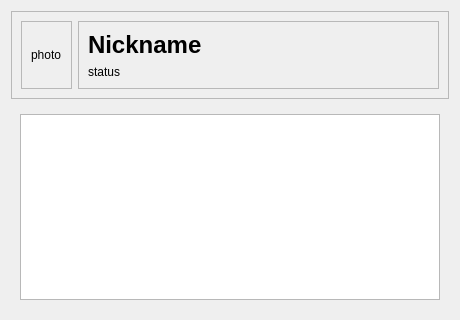
Before: the Qt Designer form weboob/applications/qhavesex/ui/profile.ui in laurentb/weboob, drawn with Qt 5.
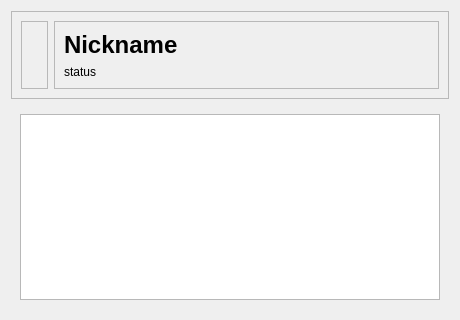
After: the same form once the commit is applied.

Commit message: asynchroneous fetches of photos and profile

Patch:
```diff
--- a/weboob/applications/qhavesex/ui/profile.ui
+++ b/weboob/applications/qhavesex/ui/profile.ui
@@ -35,7 +35,7 @@
          <item>
           <widget class="QLabel" name="photoLabel">
            <property name="text">
-            <string>photo</string>
+            <string><i>Receiving...</i></string>
            </property>
           </widget>
          </item>
```
The commit also changes 1 other file.
